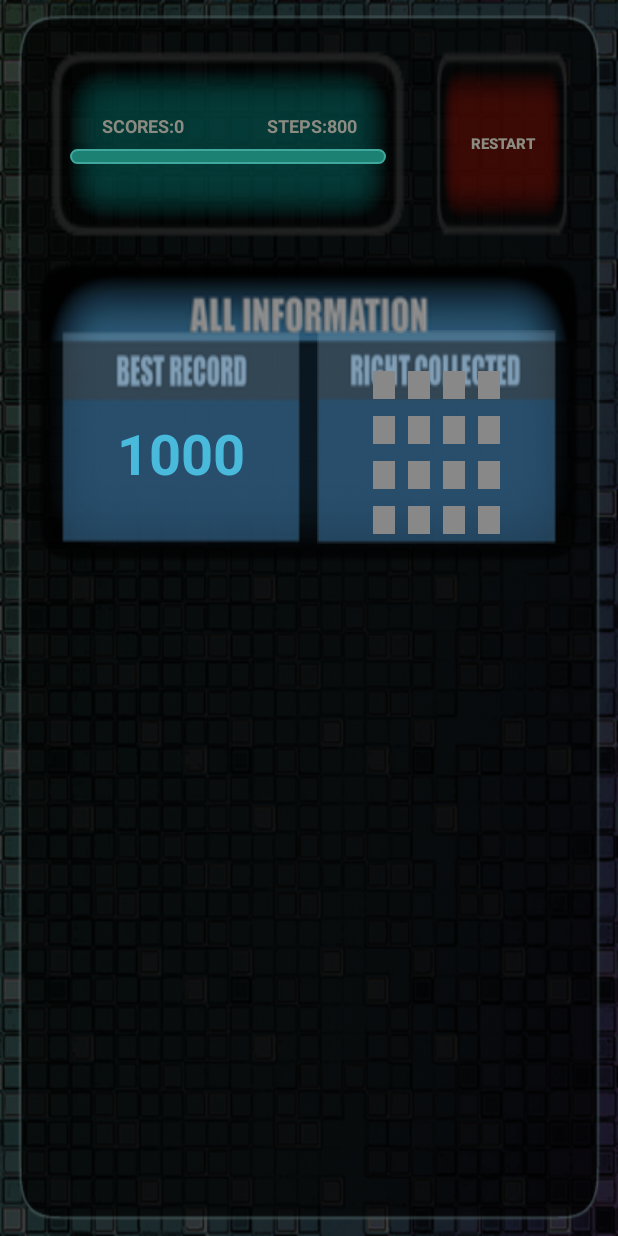
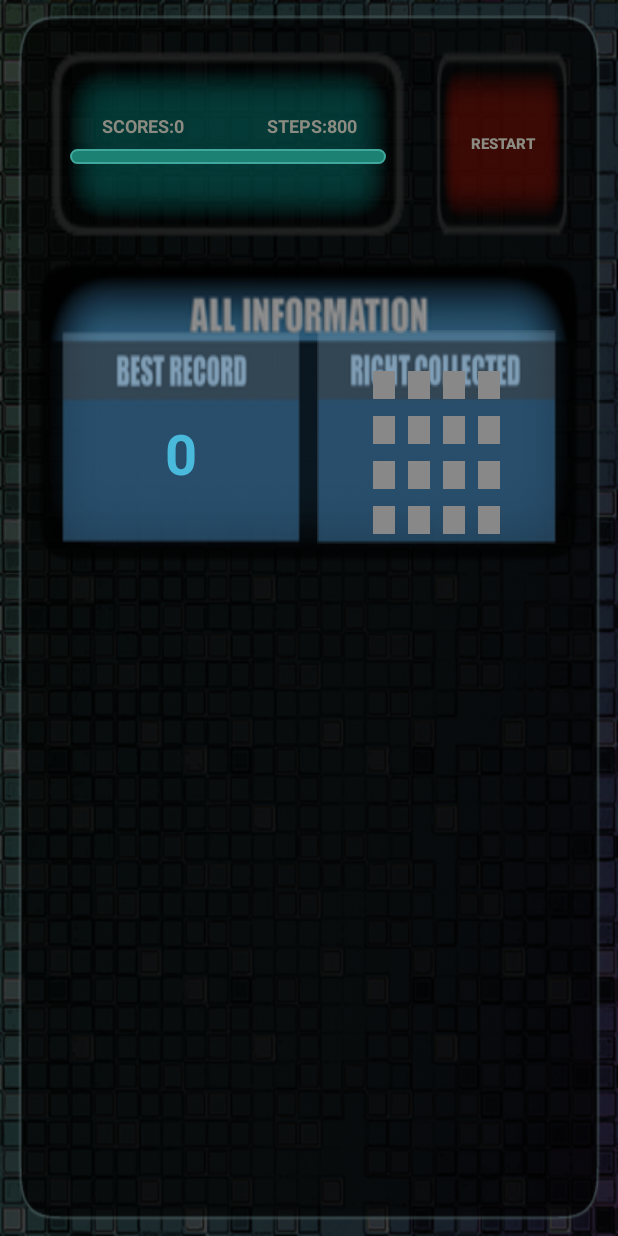
Before and after one commit to AlexKazmirchuk/BarleyBreak, an Android app: the GameFieldActivity screen opened directly, with no data from a screen before it, after a tap on "RESTART", on a phone screen of 412 x 824 dp. Run offline under Robolectric (Android 15) with nearby library versions, the light colour scheme and no system bars.

Commit message:
fixed txtBestScores, now initil scores is 0 instead 1000

```diff
--- a/app/src/main/java/com/alexkaz/barleybreak/GameFieldActivity.java
+++ b/app/src/main/java/com/alexkaz/barleybreak/GameFieldActivity.java
@@ -105,8 +105,13 @@ public class GameFieldActivity extends AppCompatActivity {
 
     }
 
-    private int loadBestScores(){
-        return getSharedPreferences(LaunchActivity.MY_SETTING,Activity.MODE_PRIVATE).getInt(LaunchActivity.BEST_RECORD,1);
+    public int loadBestScores(){
+        int record = getSharedPreferences(LaunchActivity.MY_SETTING,Activity.MODE_PRIVATE).getInt(LaunchActivity.BEST_RECORD,1);
+        if (record == 1000){
+            return 0;
+        } else {
+            return getSharedPreferences(LaunchActivity.MY_SETTING,Activity.MODE_PRIVATE).getInt(LaunchActivity.BEST_RECORD,1);
+        }
     }
 
     @Override
--- a/app/src/main/java/com/alexkaz/barleybreak/GameFieldCanvas.java
+++ b/app/src/main/java/com/alexkaz/barleybreak/GameFieldCanvas.java
@@ -93,7 +93,7 @@ public class GameFieldCanvas extends View {
                                 soundPool2.play(1,1,1,0,0,0);
                             }
                             stepCount = 0;
-                            txtBestScores.setText(String.valueOf(context.getSharedPreferences(LaunchActivity.MY_SETTING,Activity.MODE_PRIVATE).getInt(LaunchActivity.BEST_RECORD,1000)));
+                            txtBestScores.setText(String.valueOf(context.loadBestScores()));
                             txtScores.setText("SCORES:" + String.valueOf(0));
                             context.stepProgressBar.setProgress(0);
                         }
@@ -112,7 +112,8 @@ public class GameFieldCanvas extends View {
 
 
                             stepCount = 0;
-                            txtBestScores.setText(String.valueOf(context.getSharedPreferences(LaunchActivity.MY_SETTING,Activity.MODE_PRIVATE).getInt(LaunchActivity.BEST_RECORD,1000)));
+//                            txtBestScores.setText(String.valueOf(context.getSharedPreferences(LaunchActivity.MY_SETTING,Activity.MODE_PRIVATE).getInt(LaunchActivity.BEST_RECORD,1000)));
+                            txtBestScores.setText(String.valueOf(context.loadBestScores()));
                             txtScores.setText("SCORES:" + String.valueOf(0));
                             context.stepProgressBar.setProgress(0);
 
```
